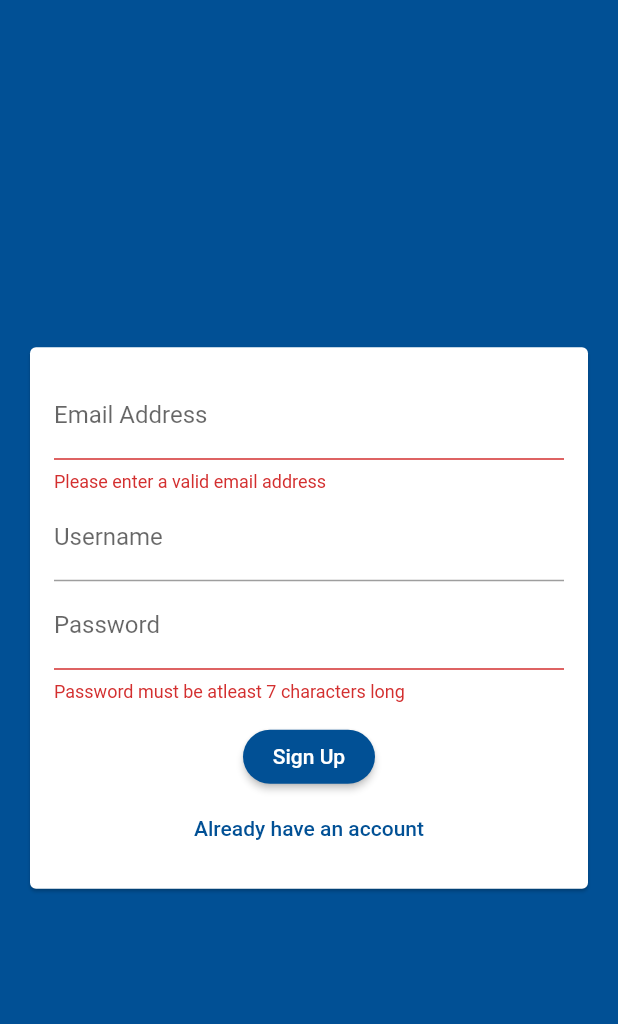
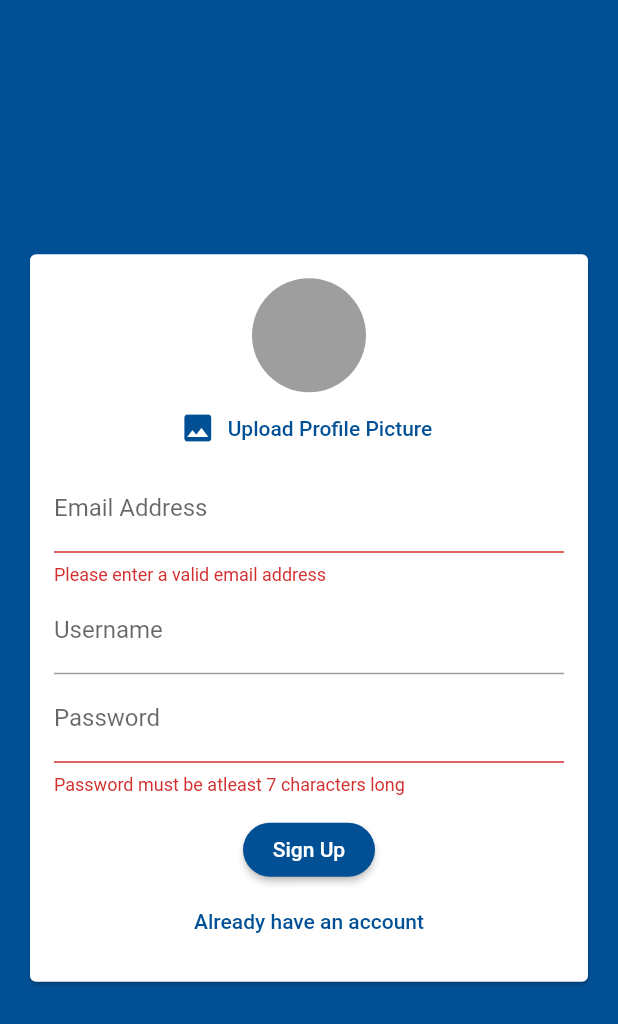
Before and after one commit to gemini30/tete-a-tete, a Flutter app: the screen it shows after launch, after a tap on "Login", after a tap on "Create New Account", on a phone screen of 412 x 824 dp. Shown: the top 1024 px of the screen. Run offline on Flutter 3.47's test engine with Material 2 defaults, Android fonts, the phone set to English and light mode, and no system bars; our stand-ins replace cloud_firestore, firebase_auth, firebase_storage, image_picker; accounts and stored records are empty.

Commit message:
Added set prof pic feature and linked it to mssg

```diff
--- a/lib/widgets/Auth/auth_form.dart
+++ b/lib/widgets/Auth/auth_form.dart
@@ -1,9 +1,11 @@
+import 'dart:io';
 import 'package:flutter/material.dart';
+import '../Pickers/user_image_picker.dart';
 
 class AuthForm extends StatefulWidget {
   AuthForm(this.submitFnc, this.isLoading);
   final void Function(String Email, String Username, String Password,
-      bool isLogin, BuildContext context) submitFnc;
+      File image, bool isLogin, BuildContext context) submitFnc;
 
   final bool isLoading;
 
@@ -17,14 +19,32 @@ class _AuthFormState extends State<AuthForm> {
   var _userEmail = '';
   var _userName = '';
   var _userPassword = '';
+  File _userImageFile;
+
+  void _pickedImage(File image) {
+    _userImageFile = image;
+  }
+
   void _trySubmit() {
     final isValid = _formKey.currentState.validate();
     FocusScope.of(context).unfocus();
-
+    if (_userImageFile == null && !_isLogin) {
+      Scaffold.of(context).showSnackBar(SnackBar(
+        content: Text('Please upload an image'),
+        backgroundColor: Theme.of(context).errorColor,
+      ));
+      return;
+    }
     if (isValid) {
       _formKey.currentState.save();
-      widget.submitFnc(_userEmail.trim(), _userName.trim(),
-          _userPassword.trim(), _isLogin, context);
+      widget.submitFnc(
+        _userEmail.trim(),
+        _userName.trim(),
+        _userPassword.trim(),
+        _userImageFile,
+        _isLogin,
+        context,
+      );
     }
   }
 
@@ -41,6 +61,7 @@ class _AuthFormState extends State<AuthForm> {
               child: Column(
                 mainAxisSize: MainAxisSize.min,
                 children: [
+                  if (!_isLogin) UserImagePicker(_pickedImage),
                   TextFormField(
                     key: ValueKey('Email'),
                     validator: (value) {
--- a/lib/widgets/Chat/messages.dart
+++ b/lib/widgets/Chat/messages.dart
@@ -32,6 +32,7 @@ class Messages extends StatelessWidget {
                 itemBuilder: (ctx, index) => MessageBubble(
                   chatDocs[index]['text'],
                   chatDocs[index]['username'],
+                  chatDocs[index]['userImage'],
                   chatDocs[index]['userId'] == futureSnapshot.data.uid,
                   key: ValueKey(chatDocs[index].documentID),
                 ),
--- a/lib/widgets/Chat/new_message.dart
+++ b/lib/widgets/Chat/new_message.dart
@@ -19,7 +19,8 @@ class _NewMessageState extends State<NewMessage> {
       'text': _enteredMssg,
       'createdAt': Timestamp.now(),
       'userId': user.uid,
-      'username': userData['username']
+      'username': userData['username'],
+      'userImage': userData['image_url']
     });
     _controller.clear();
   }
--- /dev/null
+++ b/lib/widgets/Pickers/user_image_picker.dart
@@ -0,0 +1,41 @@
+import 'package:flutter/material.dart';
+import 'package:image_picker/image_picker.dart';
+import 'dart:io';
+
+class UserImagePicker extends StatefulWidget {
+  UserImagePicker(this.imagePickFn);
+  final Function(File pickedImage) imagePickFn;
+  @override
+  State<UserImagePicker> createState() => _UserImagePickerState();
+}
+
+class _UserImagePickerState extends State<UserImagePicker> {
+  File _pickedImage;
+  void _pickImage() async {
+    final pickedImageFile = await ImagePicker.pickImage(
+        source: ImageSource.camera, imageQuality: 50, maxWidth: 150);
+    setState(() {
+      _pickedImage = pickedImageFile;
+    });
+    widget.imagePickFn(pickedImageFile);
+  }
+
+  @override
+  Widget build(BuildContext context) {
+    return Column(
+      children: [
+        CircleAvatar(
+          backgroundColor: Colors.grey,
+          backgroundImage:
+              _pickedImage != null ? FileImage(_pickedImage) : null,
+          radius: 38,
+        ),
+        FlatButton.icon(
+            textColor: Theme.of(context).primaryColor,
+            onPressed: _pickImage,
+            icon: Icon(Icons.image),
+            label: Text('Upload Profile Picture')),
+      ],
+    );
+  }
+}
--- a/pubspec.yaml
+++ b/pubspec.yaml
@@ -36,6 +36,8 @@ dependencies:
   cupertino_icons: ^1.0.2
   cloud_firestore: ^0.13.5
   firebase_auth: ^0.16.1
+  image_picker: ^0.6.5+3
+  firebase_storage: ^3.1.5
 
 dev_dependencies:
   flutter_test:
```
Also changed, not shown: lib/screens/auth_screen.dart (+13 -5 lines), lib/widgets/Chat/message_bubble.dart (+22 -8 lines), pubspec.lock, 1 other file.
